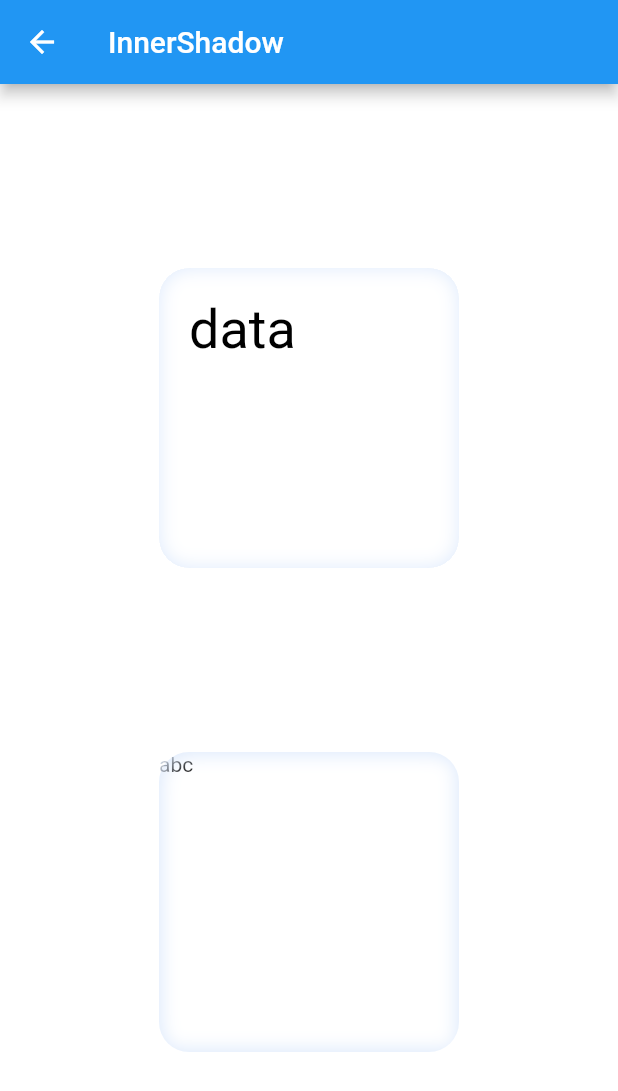
After one commit to Alan-GitHub/effect_demo, a Flutter app: the InnerShadowPage screen opened by its route, on a phone screen of 412 x 824 dp. The commit adds this screen. Shown: the top 1091 px of the screen. Run offline on Flutter 3.47's test engine with Material 2 defaults, Android fonts, the phone set to English and light mode, and no system bars; our stand-ins replace image_picker, video_player.

Commit message:
内阴影效果

```diff
--- /dev/null
+++ b/lib/src/color_effect/inner_shadow.dart
@@ -0,0 +1,70 @@
+import 'dart:ui';
+
+import 'package:flutter/material.dart';
+import 'package:flutter/rendering.dart';
+
+// https://pub.flutter-io.cn/packages/sums_inner
+
+class InnerShadow extends SingleChildRenderObjectWidget {
+  const InnerShadow({
+    Key? key,
+    this.blur = 10,
+    this.shadowColor = Colors.black45,
+    this.offset = const Offset(10, 10),
+    required Widget child,
+  }) : super(key: key, child: child);
+
+  final double blur;
+  final Color shadowColor;
+  final Offset offset;
+
+  @override
+  RenderObject createRenderObject(BuildContext context) {
+    final RenderInnerShadow renderObject = RenderInnerShadow();
+    updateRenderObject(context, renderObject);
+    return renderObject;
+  }
+
+  @override
+  void updateRenderObject(BuildContext context, RenderInnerShadow renderObject) {
+    renderObject
+      ..shadowColor = shadowColor
+      ..blur = blur
+      ..dx = offset.dx
+      ..dy = offset.dy;
+  }
+}
+
+class RenderInnerShadow extends RenderProxyBox {
+  late double blur;
+  late Color shadowColor;
+  late double dx;
+  late double dy;
+
+  @override
+  void paint(PaintingContext context, Offset offset) {
+    if (child == null) return;
+    final Rect rectOuter = offset & size;
+    final Rect rectInner = Rect.fromLTWH(
+      offset.dx,
+      offset.dy,
+      size.width - dx,
+      size.height - dy,
+    );
+    final Canvas canvas = context.canvas..saveLayer(rectOuter, Paint());
+    context.paintChild(child!, offset);
+    final Paint shadowPaint = Paint()
+      ..blendMode = BlendMode.srcATop
+      ..colorFilter = ColorFilter.mode(shadowColor, BlendMode.srcOut)
+      ..imageFilter = ImageFilter.blur(sigmaX: blur, sigmaY: blur);
+    canvas
+      ..saveLayer(rectOuter, shadowPaint)
+      ..saveLayer(rectInner, Paint())
+      ..translate(dx, dy);
+    context.paintChild(child!, offset);
+    context.canvas
+      ..restore()
+      ..restore()
+      ..restore();
+  }
+}
--- /dev/null
+++ b/lib/src/color_effect/inner_shadow_page.dart
@@ -0,0 +1,68 @@
+import 'package:flutter/material.dart';
+import 'inner_shadow.dart';
+
+class InnerShadowPage extends StatelessWidget {
+  const InnerShadowPage({Key? key}) : super(key: key);
+
+  Color _shadowColor() => const Color.fromRGBO(222, 234, 252, 1);
+
+  Widget _textWidget() => const Text('data', style: TextStyle(fontSize: 36, color: Colors.black));
+
+  @override
+  Widget build(BuildContext context) {
+    return Scaffold(
+      backgroundColor: Colors.white,
+      appBar: AppBar(
+        title: const Text('InnerShadow'),
+      ),
+      body: Center(
+        child: Column(
+          mainAxisAlignment: MainAxisAlignment.spaceEvenly,
+          children: <Widget>[
+            Container(
+              width: 200,
+              height: 200,
+              clipBehavior: Clip.hardEdge,
+              decoration: BoxDecoration(borderRadius: BorderRadius.circular(20)),
+              child: Container(
+                padding: const EdgeInsets.all(20),
+                decoration: BoxDecoration(
+                  color: _shadowColor(),
+                  borderRadius: BorderRadius.circular(20),
+                ),
+                child: Container(
+                  decoration: BoxDecoration(
+                    color: Colors.white,
+                    borderRadius: BorderRadius.circular(20),
+                    boxShadow: const [
+                      BoxShadow(
+                        color: Colors.white,
+                        blurRadius: 10,
+                        spreadRadius: 20,
+                      ),
+                    ],
+                  ),
+                  child: _textWidget(),
+                ),
+              ),
+            ),
+            InnerShadow(
+              blur: 6,
+              shadowColor: _shadowColor(),
+              offset: const Offset(2, 2),
+              child: Container(
+                width: 200,
+                height: 200,
+                decoration: BoxDecoration(
+                  color: Colors.white,
+                  borderRadius: BorderRadius.circular(20),
+                ),
+                child: const Text("abc"),
+              ),
+            )
+          ],
+        ),
+      ),
+    );
+  }
+}
--- a/lib/src/home_page.dart
+++ b/lib/src/home_page.dart
@@ -71,6 +71,12 @@ class _HomePageState extends State<HomePage> {
                   },
                   child: const Text("拾取图片或视频"),
                 ),
+                TextButton(
+                  onPressed: () {
+                    Nav.pushName(RouteName.innerShadowPage);
+                  },
+                  child: const Text("内阴影"),
+                ),
               ],
             ),
           ),
--- a/lib/src/router/RouteTable.dart
+++ b/lib/src/router/RouteTable.dart
@@ -2,6 +2,7 @@ import 'package:effect_demo/src/animation_use/animation_use_page.dart';
 import 'package:effect_demo/src/animation_use/circle_progress.dart';
 import 'package:effect_demo/src/animation_use/joystick_use_page.dart';
 import 'package:effect_demo/src/animation_use/vertical_joystick_use_page.dart';
+import 'package:effect_demo/src/color_effect/inner_shadow_page.dart';
 import 'package:effect_demo/src/expand_collapse/expand_collapse_page.dart';
 import 'package:effect_demo/src/lun_pan/context_menu.dart';
 import 'package:effect_demo/src/photo_lib/image_picker_page.dart';
@@ -23,6 +24,7 @@ class RouteName {
   static const String verticalJoystickUsePage = 'verticalJoystickUsePage';
   static const String circleProgressIndicatorDemo = 'circleProgressIndicatorDemo';
   static const String imagePickerPage = 'imagePickerPage';
+  static const String innerShadowPage = 'innerShadowPage';
 }
 
 ///注册路由页面
@@ -42,6 +44,7 @@ class RouteTable {
       RouteName.verticalJoystickUsePage: (BuildContext context) =>  const VerticalJoystickUsePage(),
       RouteName.circleProgressIndicatorDemo: (BuildContext context) =>  const CircleProgressIndicatorDemo(),
       RouteName.imagePickerPage: (BuildContext context) =>  const ImagePickerPage(),
+      RouteName.innerShadowPage: (BuildContext context) =>  const InnerShadowPage(),
     };
   }
 
```
